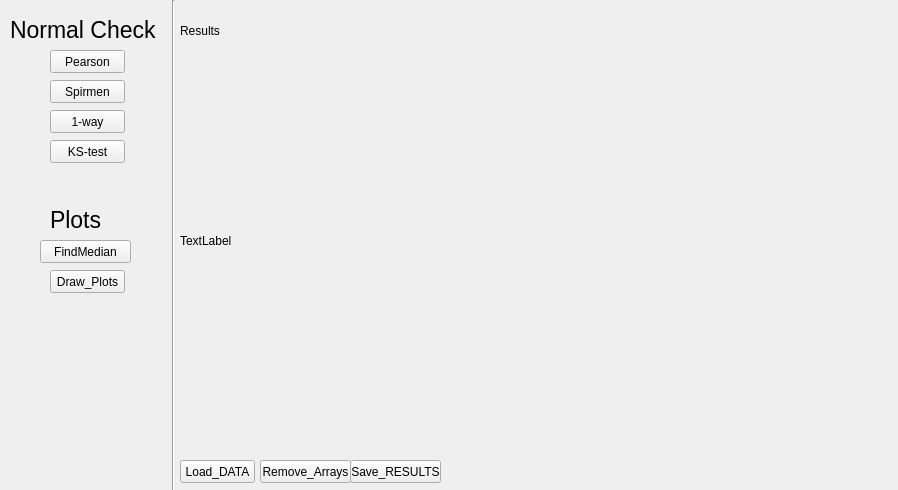
Before: the Qt Designer form ui2.ui in zoohan955/OCLDiplome, drawn with Qt 5.
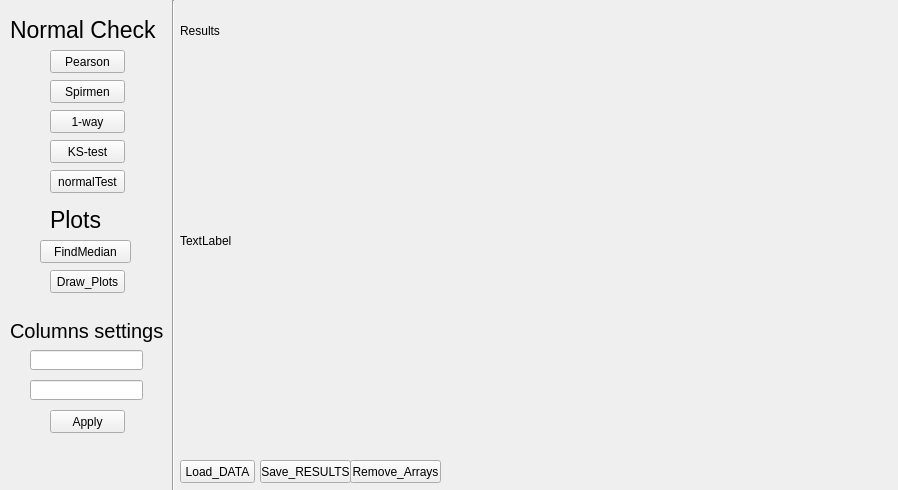
After: the same form once the commit is applied.

Commit message: Chosing work column, update load Data

Diff of the .ui file:
```diff
--- a/ui2.ui
+++ b/ui2.ui
@@ -143,7 +143,7 @@
   <widget class="QPushButton" name="Remove_btn">
    <property name="geometry">
     <rect>
-     <x>260</x>
+     <x>350</x>
      <y>460</y>
      <width>91</width>
      <height>23</height>
@@ -169,7 +169,7 @@
   <widget class="QPushButton" name="Load_Btn_2">
    <property name="geometry">
     <rect>
-     <x>350</x>
+     <x>260</x>
      <y>460</y>
      <width>91</width>
      <height>23</height>
@@ -205,6 +205,70 @@
     <string>FindMedian</string>
    </property>
   </widget>
+  <widget class="QPushButton" name="normalTest">
+   <property name="geometry">
+    <rect>
+     <x>50</x>
+     <y>170</y>
+     <width>75</width>
+     <height>23</height>
+    </rect>
+   </property>
+   <property name="text">
+    <string>normalTest</string>
+   </property>
+  </widget>
+  <widget class="QLineEdit" name="X_column">
+   <property name="geometry">
+    <rect>
+     <x>30</x>
+     <y>350</y>
+     <width>113</width>
+     <height>20</height>
+    </rect>
+   </property>
+  </widget>
+  <widget class="QLineEdit" name="Y_column">
+   <property name="geometry">
+    <rect>
+     <x>30</x>
+     <y>380</y>
+     <width>113</width>
+     <height>20</height>
+    </rect>
+   </property>
+  </widget>
+  <widget class="QLabel" name="label_4">
+   <property name="geometry">
+    <rect>
+     <x>10</x>
+     <y>310</y>
+     <width>171</width>
+     <height>41</height>
+    </rect>
+   </property>
+   <property name="font">
+    <font>
+     <pointsize>15</pointsize>
+    </font>
+   </property>
+   <property name="text">
+    <string>Columns settings</string>
+   </property>
+  </widget>
+  <widget class="QPushButton" name="Apply_Button">
+   <property name="geometry">
+    <rect>
+     <x>50</x>
+     <y>410</y>
+     <width>75</width>
+     <height>23</height>
+    </rect>
+   </property>
+   <property name="text">
+    <string>Apply</string>
+   </property>
+  </widget>
  </widget>
  <resources/>
  <connections/>
```
The commit also changes 4 other files.
